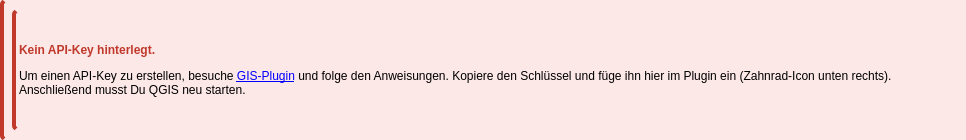
Old version of the form ui/list_missing_api_key_error_widget.ui in the repository poliscope-de/poliscope-qgis-plugin.
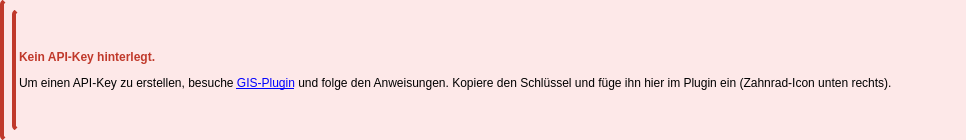
New version of the form.

Commit message: Fix API key validation, re-enable all buttons after key entry, clean up code and comments

What changed in the file:
```diff
--- a/ui/list_missing_api_key_error_widget.ui
+++ b/ui/list_missing_api_key_error_widget.ui
@@ -59,7 +59,7 @@
    <item>
     <widget class="QLabel" name="label">
      <property name="text">
-      <string>&lt;html&gt;&lt;head/&gt;&lt;body&gt;&lt;p&gt;&lt;span style=&quot; font-weight:600; color:#c0392b;&quot;&gt;Kein API-Key hinterlegt.&lt;/span&gt;&lt;/p&gt;&lt;p&gt;Um einen API-Key zu erstellen, besuche &lt;a href=&quot;https://poliscope.de/app/gis-plugin&quot;&gt;GIS-Plugin&lt;/a&gt; und folge den Anweisungen. Kopiere den Schlüssel und füge ihn hier im Plugin ein (Zahnrad-Icon unten rechts). Anschließend musst Du QGIS neu starten.&lt;/p&gt;&lt;/body&gt;&lt;/html&gt;</string>
+      <string>&lt;html&gt;&lt;head/&gt;&lt;body&gt;&lt;p&gt;&lt;span style=&quot; font-weight:600; color:#c0392b;&quot;&gt;Kein API-Key hinterlegt.&lt;/span&gt;&lt;/p&gt;&lt;p&gt;Um einen API-Key zu erstellen, besuche &lt;a href=&quot;https://poliscope.de/app/gis-plugin&quot;&gt;GIS-Plugin&lt;/a&gt; und folge den Anweisungen. Kopiere den Schlüssel und füge ihn hier im Plugin ein (Zahnrad-Icon unten rechts).&lt;/p&gt;&lt;/body&gt;&lt;/html&gt;</string>
      </property>
      <property name="wordWrap">
       <bool>true</bool>
```
The commit also changes 2 other files.
